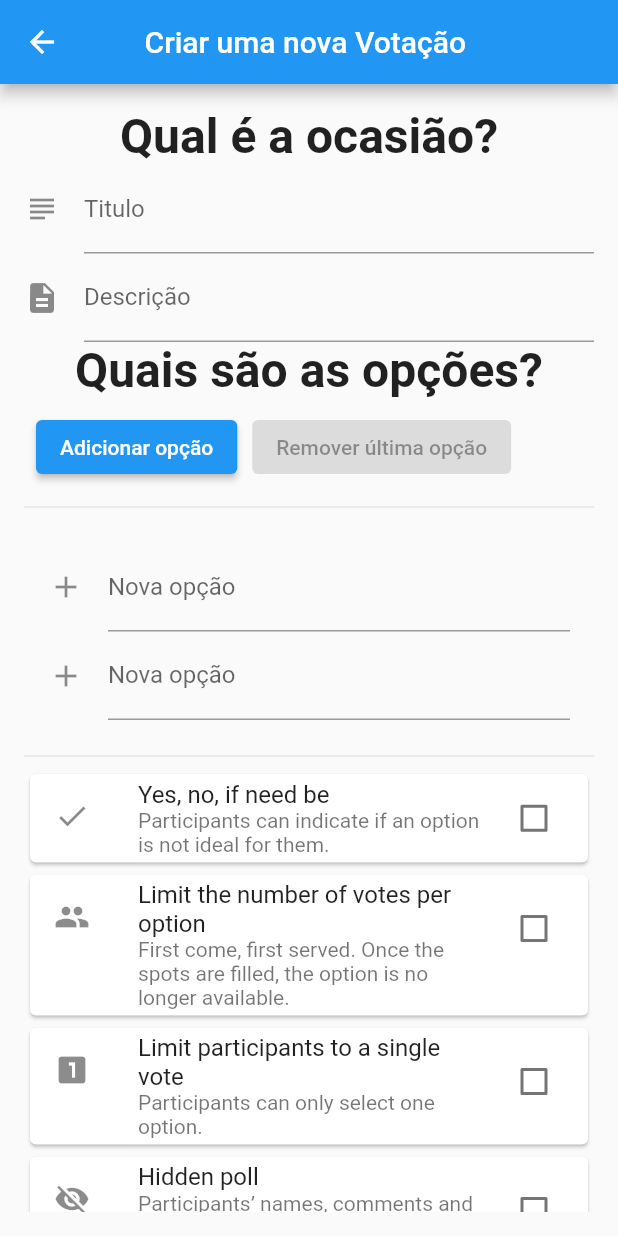
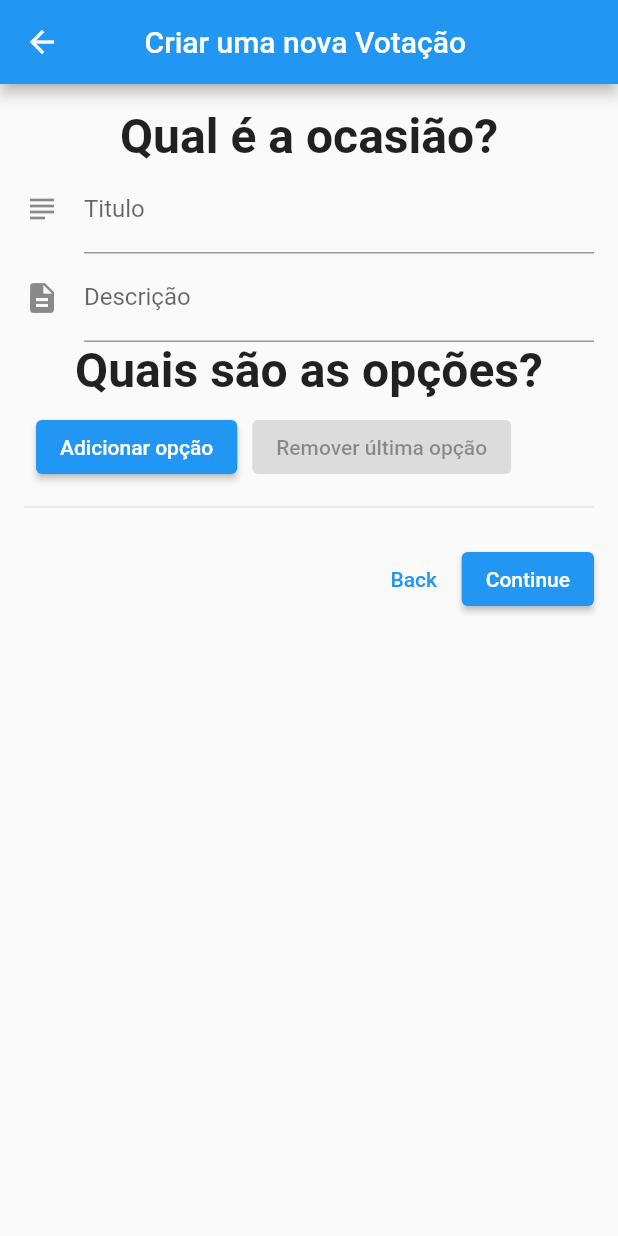
Before and after one commit to TwinsenMinothar/votop, a Flutter app: the CreationNewVote screen opened directly, on a phone screen of 412 x 824 dp. Run offline on Flutter 3.47's test engine with Material 2 defaults, Android fonts, the phone set to English and light mode, and no system bars; our stand-ins replace date_field, email_validator; missing offline and left inert: firedart.

Commit message:
tirando a configuração de poll de criação de votos

```diff
--- a/lib/UI/creation_new_vote.dart
+++ b/lib/UI/creation_new_vote.dart
@@ -31,13 +31,11 @@ List<OptionSetting> settingOptions = [
 ];
 
 class CreationNewVote extends StatefulWidget {
-
   @override
   _CreationNewVoteState createState() => _CreationNewVoteState();
 }
 
 class _CreationNewVoteState extends State<CreationNewVote> {
-
   TextEditingController descriptionController = TextEditingController();
 
   TextEditingController titleController = TextEditingController();
@@ -63,7 +61,8 @@ class _CreationNewVoteState extends State<CreationNewVote> {
           child: Column(
             children: [
               Column(
-                children: [Text(
+                children: [
+                  Text(
                     'Qual é a ocasião?',
                     style: TextStyle(
                       fontSize: 32,
@@ -78,8 +77,10 @@ class _CreationNewVoteState extends State<CreationNewVote> {
                   TextFormField(
                     controller: descriptionController,
                     decoration: InputDecoration(
-                        labelText: 'Descrição', icon: Icon(Icons.description)),
-                  ),],
+                        labelText: 'Descrição',
+                        icon: Icon(Icons.description)),
+                  ),
+                ],
               ),
               Column(
                 children: [
@@ -119,48 +120,17 @@ class _CreationNewVoteState extends State<CreationNewVote> {
                   ),
                 ],
               ),
-
-
               Divider(),
-
-              Column(
-                children: [
-                  ListView.builder(
-                    physics: NeverScrollableScrollPhysics(),
-                    shrinkWrap: true,
-                    padding: EdgeInsets.all(16.0),
-                    itemBuilder: (BuildContext context, int index) {
-                      return options[index];
-                    },
-                    itemCount: options.length,
-                  ),
-
-                  Divider(),
-
-                  ListView.builder(
-                    physics: NeverScrollableScrollPhysics(),
-                    shrinkWrap: true,
-                    itemBuilder: (BuildContext context, int index) {
-                      return CardOption(settingOptions[index]);
-                    },
-                    itemCount: settingOptions.length,
-                  ),
-
-                ],
-              ),
-
-
               Padding(
                 padding: const EdgeInsets.only(top: 16.0),
                 child: Row(
                   mainAxisAlignment: MainAxisAlignment.end,
                   children: [
                     ButtonBack(),
-                    ButtonContinue(nextPage: ()=> AdminPanel()),
+                    ButtonContinue(nextPage: () => AdminPanel()),
                   ],
                 ),
               ),
-
             ],
           ),
         ),
```
Lines whose indentation alone changed are shown as unchanged.
